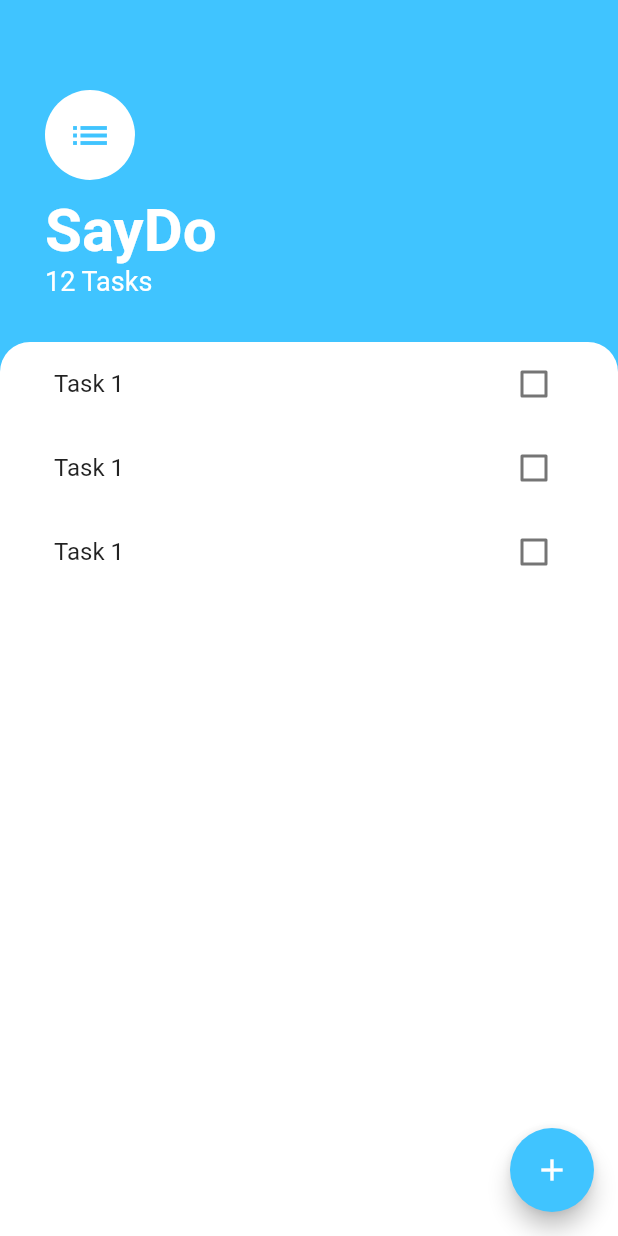
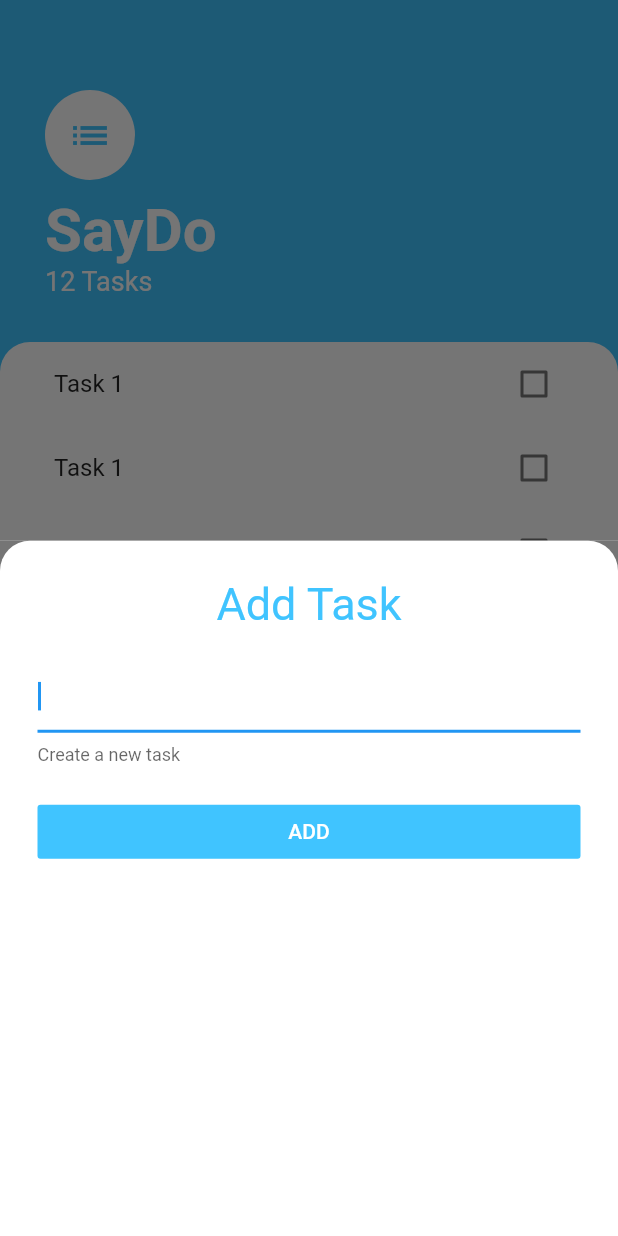
Before and after one commit to prsheth/saydo, a Flutter app: the screen it shows after launch, after a tap on the "add" icon, on a phone screen of 412 x 824 dp. Run offline on Flutter 3.47's test engine with Material 2 defaults, Android fonts, the phone set to English and light mode, and no system bars.

Commit message:
Added the add task bottom sheet modal and created a stateful widget for checkbox to handle state onChange

```diff
--- a/lib/constants.dart
+++ b/lib/constants.dart
@@ -4,6 +4,12 @@ const kHeaderTextStyle = TextStyle(
   fontSize: 40.0,
   color: Colors.white,
   fontWeight: FontWeight.w700,
+);
+
+const kHeader2TextStyle = TextStyle(
+  fontSize: 30.0,
+  color: Colors.lightBlueAccent,
+  fontWeight: FontWeight.w400,
 );
 
 const KSubHeaderTextStyle = TextStyle(
--- /dev/null
+++ b/lib/screens/add_task_screen.dart
@@ -0,0 +1,41 @@
+import 'package:flutter/material.dart';
+import 'package:saydo/constants.dart';
+
+class AddTaskScreen extends StatelessWidget {
+  @override
+  Widget build(BuildContext context) {
+    return Container(
+      color: Color(0xff757575),
+      child: Container(
+        padding: EdgeInsets.all(25.0),
+        decoration: kTasksScreenBox,
+        child: Column(
+          crossAxisAlignment: CrossAxisAlignment.stretch,
+          children: <Widget>[
+            Text(
+              'Add Task',
+              textAlign: TextAlign.center,
+              style: kHeader2TextStyle,
+            ),
+            SizedBox(height: 20.0),
+            TextField(
+              enabled: true,
+              autofocus: true,
+              decoration: InputDecoration(helperText: 'Create a new task'),
+            ),
+            SizedBox(height: 20.0),
+            FlatButton(
+                onPressed: () {},
+                child: Text(
+                  'ADD',
+                  style: TextStyle(
+                    color: Colors.white,
+                  ),
+                ),
+                color: Colors.lightBlueAccent)
+          ],
+        ),
+      ),
+    );
+  }
+}
--- a/lib/screens/tasks_screen.dart
+++ b/lib/screens/tasks_screen.dart
@@ -1,8 +1,13 @@
 import 'package:flutter/material.dart';
 import 'package:saydo/constants.dart';
 import 'package:saydo/widgets/tasks_list.dart';
+import 'add_task_screen.dart';
 
 class TasksScreen extends StatelessWidget {
+  Widget buildBottomSheet(BuildContext context) {
+    return AddTaskScreen();
+  }
+
   @override
   Widget build(BuildContext context) {
     return Scaffold(
@@ -12,6 +17,11 @@ class TasksScreen extends StatelessWidget {
         child: Icon(Icons.add),
         onPressed: () {
           //On press
+          showModalBottomSheet(
+            context: context,
+            builder: buildBottomSheet,
+            //isScrollControlled: true,
+          );
         },
       ),
       body: Column(
--- a/lib/widgets/task_tile.dart
+++ b/lib/widgets/task_tile.dart
@@ -1,13 +1,31 @@
+import 'dart:developer';
+
 import 'package:flutter/material.dart';
-import 'package:saydo/constants.dart';
 
 class TaskTile extends StatelessWidget {
   @override
   Widget build(BuildContext context) {
+    return TaskCheckbox();
+  }
+}
+
+class TaskCheckbox extends StatefulWidget {
+  @override
+  _TaskCheckboxState createState() => _TaskCheckboxState();
+}
+
+class _TaskCheckboxState extends State<TaskCheckbox> {
+  bool isChecked = false;
+  @override
+  Widget build(BuildContext context) {
     return CheckboxListTile(
       title: Text('Task 1'),
-      value: false,
-      onChanged: (bool value) {},
+      value: isChecked,
+      onChanged: (newValue) {
+        setState(() {
+          isChecked = newValue;
+        });
+      },
     );
   }
 }
```
